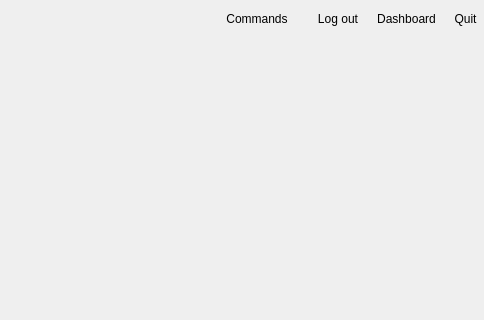
Above: Include/imtgui/CThumbnailDecoratorGuiComp.ui from ImagingTools/ImtCore before the change; both pictures show x 577 to 1061 and y 0 to 320 of the 1061 by 546 pixel window. Below: the same form after it.
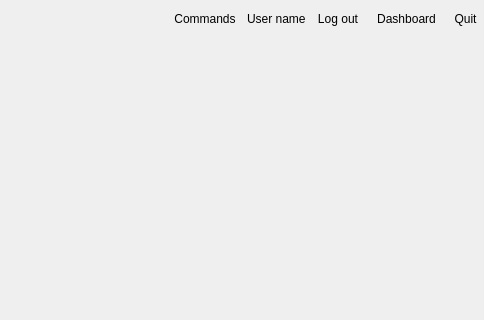
That is the form after the change. Icons and pictures are not drawn.

Commit message: Login gui corrections

```diff
--- a/Include/imtgui/CThumbnailDecoratorGuiComp.ui
+++ b/Include/imtgui/CThumbnailDecoratorGuiComp.ui
@@ -318,7 +318,7 @@
           <item>
            <widget class="QLabel" name="UserNameLabel">
             <property name="text">
-             <string/>
+             <string notr="true">User name</string>
             </property>
            </widget>
           </item>
```
The commit also changes 2 other files.
